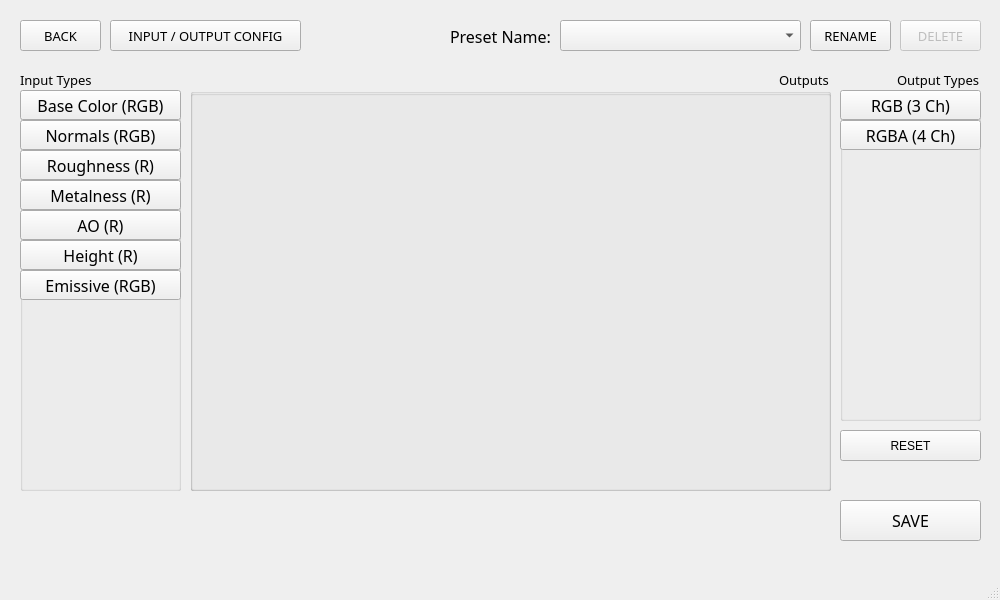
Qt form PresetMaker.ui (Markgundam/TexturePacker) before a commit.
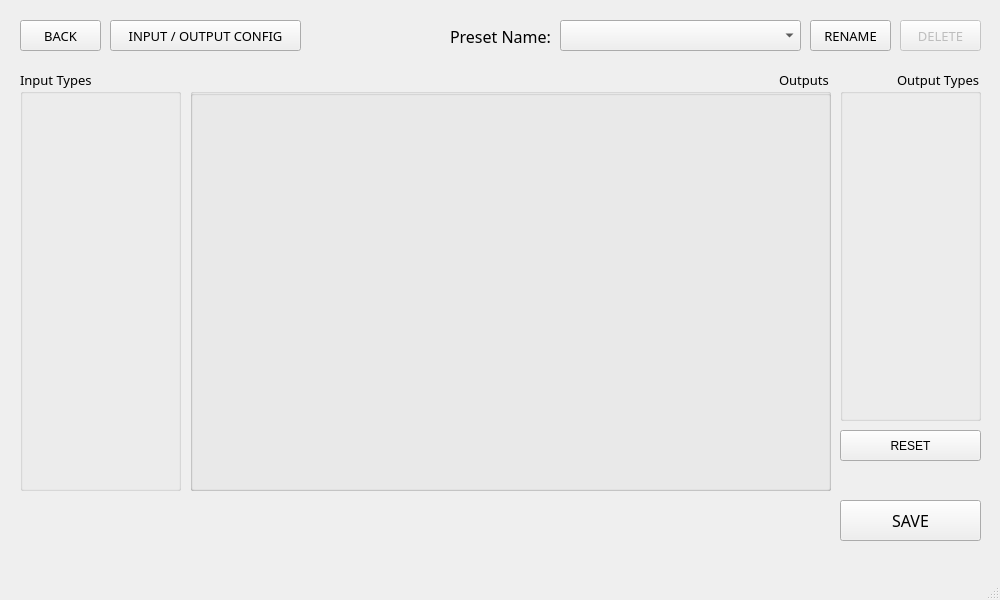
The same form after that commit.

Commit message: Dynamic Input and Output Buttons start

Diff of the .ui file:
```diff
--- a/PresetMaker.ui
+++ b/PresetMaker.ui
@@ -55,159 +55,16 @@
     <property name="title">
      <string>Input Types</string>
     </property>
-    <widget class="QPushButton" name="BaseColorButton">
-     <property name="enabled">
-      <bool>true</bool>
-     </property>
+    <widget class="QWidget" name="verticalLayoutWidget">
      <property name="geometry">
       <rect>
        <x>0</x>
-       <y>20</y>
-       <width>161</width>
-       <height>30</height>
+       <y>19</y>
+       <width>160</width>
+       <height>401</height>
       </rect>
      </property>
-     <property name="font">
-      <font>
-       <family>Montserrat Light</family>
-       <pointsize>12</pointsize>
-      </font>
-     </property>
-     <property name="text">
-      <string>Base Color (RGB)</string>
-     </property>
-    </widget>
-    <widget class="QPushButton" name="NormalsButton">
-     <property name="enabled">
-      <bool>true</bool>
-     </property>
-     <property name="geometry">
-      <rect>
-       <x>0</x>
-       <y>50</y>
-       <width>161</width>
-       <height>30</height>
-      </rect>
-     </property>
-     <property name="font">
-      <font>
-       <family>Montserrat Light</family>
-       <pointsize>12</pointsize>
-      </font>
-     </property>
-     <property name="text">
-      <string>Normals (RGB)</string>
-     </property>
-    </widget>
-    <widget class="QPushButton" name="RoughnessButton">
-     <property name="enabled">
-      <bool>true</bool>
-     </property>
-     <property name="geometry">
-      <rect>
-       <x>0</x>
-       <y>80</y>
-       <width>161</width>
-       <height>30</height>
-      </rect>
-     </property>
-     <property name="font">
-      <font>
-       <family>Montserrat Light</family>
-       <pointsize>12</pointsize>
-      </font>
-     </property>
-     <property name="text">
-      <string>Roughness (R)</string>
-     </property>
-    </widget>
-    <widget class="QPushButton" name="MetalnessButton">
-     <property name="enabled">
-      <bool>true</bool>
-     </property>
-     <property name="geometry">
-      <rect>
-       <x>0</x>
-       <y>110</y>
-       <width>161</width>
-       <height>30</height>
-      </rect>
-     </property>
-     <property name="font">
-      <font>
-       <family>Montserrat Light</family>
-       <pointsize>12</pointsize>
-      </font>
-     </property>
-     <property name="text">
-      <string>Metalness (R)</string>
-     </property>
-    </widget>
-    <widget class="QPushButton" name="AOButton">
-     <property name="enabled">
-      <bool>true</bool>
-     </property>
-     <property name="geometry">
-      <rect>
-       <x>0</x>
-       <y>140</y>
-       <width>161</width>
-       <height>30</height>
-      </rect>
-     </property>
-     <property name="font">
-      <font>
-       <family>Montserrat Light</family>
-       <pointsize>12</pointsize>
-      </font>
-     </property>
-     <property name="text">
-      <string>AO (R)</string>
-     </property>
-    </widget>
-    <widget class="QPushButton" name="HeightButton">
-     <property name="enabled">
-      <bool>true</bool>
-     </property>
-     <property name="geometry">
-      <rect>
-       <x>0</x>
-       <y>170</y>
-       <width>161</width>
-       <height>30</height>
-      </rect>
-     </property>
-     <property name="font">
-      <font>
-       <family>Montserrat Light</family>
-       <pointsize>12</pointsize>
-      </font>
-     </property>
-     <property name="text">
-      <string>Height (R)</string>
-     </property>
-    </widget>
-    <widget class="QPushButton" name="EmissiveButton">
-     <property name="enabled">
-      <bool>true</bool>
-     </property>
-     <property name="geometry">
-      <rect>
-       <x>0</x>
-       <y>200</y>
-       <width>161</width>
-       <height>30</height>
-      </rect>
-     </property>
-     <property name="font">
-      <font>
-       <family>Montserrat Light</family>
-       <pointsize>12</pointsize>
-      </font>
-     </property>
-     <property name="text">
-      <string>Emissive (RGB)</string>
-     </property>
+     <layout class="QVBoxLayout" name="InputTypesBoxLayout"/>
     </widget>
    </widget>
    <widget class="QGroupBox" name="groupBox_2">
@@ -232,43 +89,16 @@
     <property name="title">
      <string>Output Types</string>
     </property>
-    <widget class="QPushButton" name="RGBButton">
+    <widget class="QWidget" name="verticalLayoutWidget_2">
      <property name="geometry">
       <rect>
        <x>0</x>
        <y>20</y>
        <width>141</width>
-       <height>30</height>
+       <height>331</height>
       </rect>
      </property>
-     <property name="font">
-      <font>
-       <family>Montserrat Light</family>
-       <pointsize>12</pointsize>
-      </font>
-     </property>
-     <property name="text">
-      <string>RGB (3 Ch)</string>
-     </property>
-    </widget>
-    <widget class="QPushButton" name="RGBAButton">
-     <property name="geometry">
-      <rect>
-       <x>0</x>
-       <y>50</y>
-       <width>141</width>
-       <height>30</height>
-      </rect>
-     </property>
-     <property name="font">
-      <font>
-       <family>Montserrat Light</family>
-       <pointsize>12</pointsize>
-      </font>
-     </property>
-     <property name="text">
-      <string>RGBA (4 Ch)</string>
-     </property>
+     <layout class="QVBoxLayout" name="OutputTypesBoxLayout"/>
     </widget>
    </widget>
    <widget class="QLabel" name="label_4">
```
Left out of the diff: 2 changed lines with no effect on the pictures. The commit also changes 1 other file.
